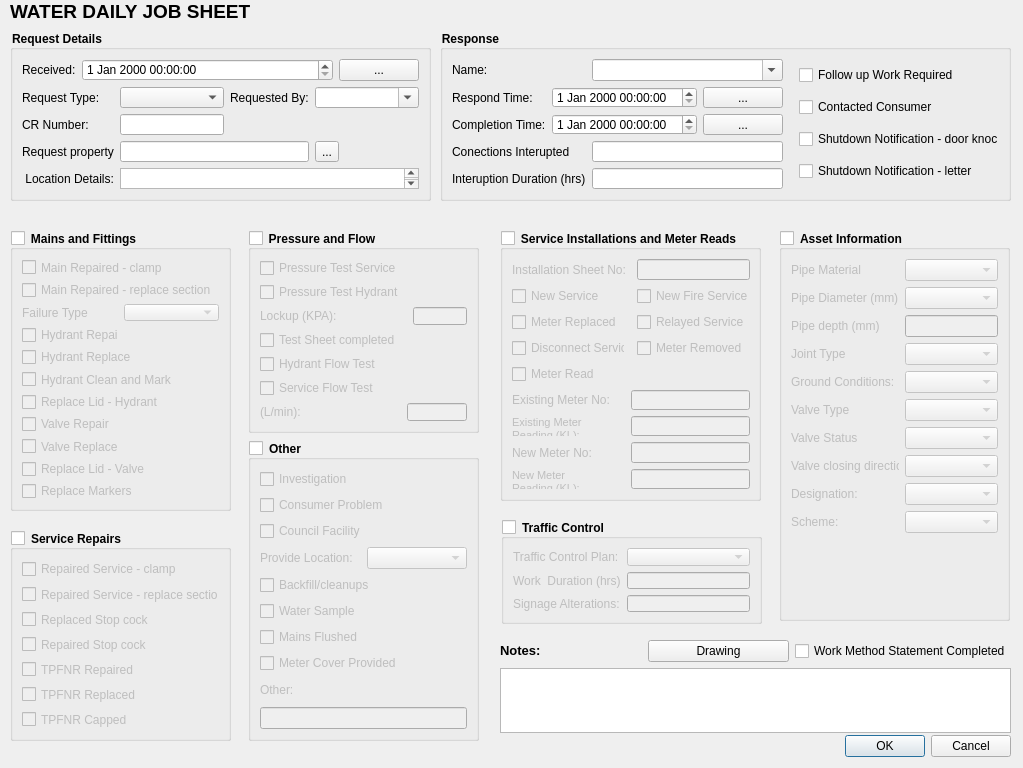
Qt form src/entry_forms/formWaterJobs/form.ui (NathanW2/qmap) before a commit.
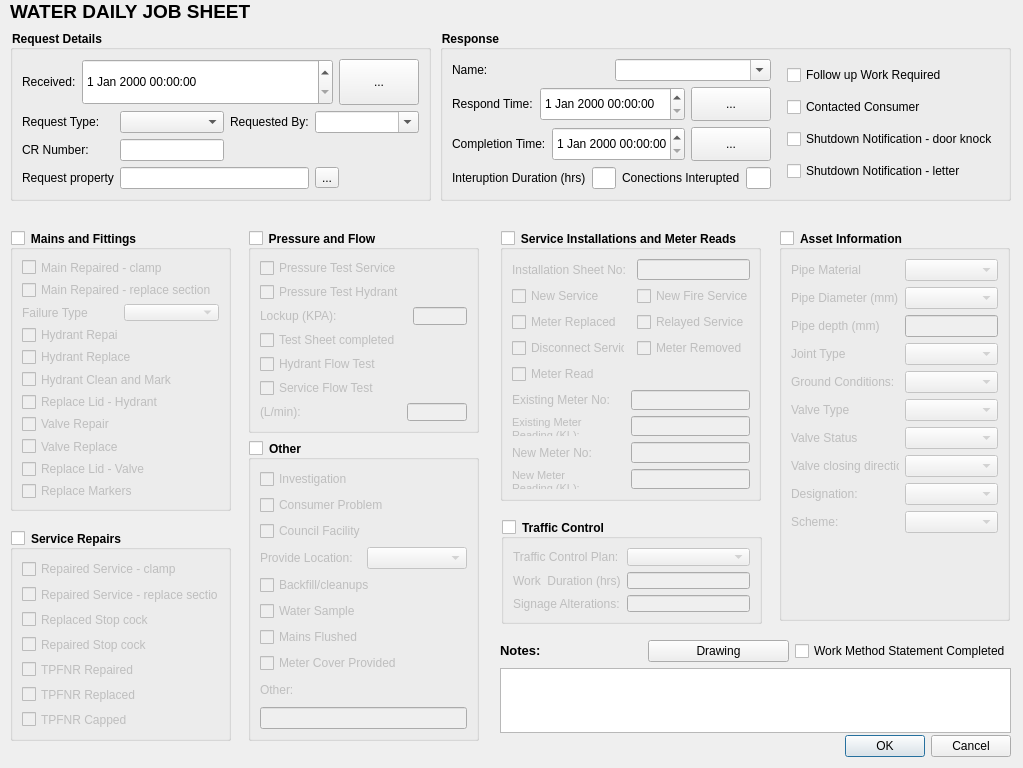
The same form after that commit.

Commit message: Add binding for sewer form

Patch:
```diff
--- a/src/entry_forms/formWaterJobs/form.ui
+++ b/src/entry_forms/formWaterJobs/form.ui
@@ -827,13 +827,15 @@
    </property>
    <layout class="QGridLayout" name="gridLayout_2">
     <item row="0" column="0">
+     <layout class="QHBoxLayout" name="horizontalLayout_4">
+      <item>
      <widget class="QLabel" name="Operators_label">
       <property name="text">
        <string>Name:</string>
       </property>
      </widget>
     </item>
-    <item row="0" column="1">
+      <item>
      <widget class="QComboBox" name="Operators">
       <property name="editable">
        <bool>true</bool>
@@ -858,7 +860,9 @@
       </item>
      </widget>
     </item>
-    <item row="0" column="2" rowspan="5">
+     </layout>
+    </item>
+    <item row="0" column="1" rowspan="4">
      <layout class="QVBoxLayout" name="verticalLayout">
       <property name="leftMargin">
        <number>10</number>
@@ -893,7 +897,7 @@
       </item>
      </layout>
     </item>
-    <item row="1" column="0" colspan="2">
+    <item row="1" column="0">
      <layout class="QHBoxLayout" name="horizontalLayout_2">
       <item>
        <widget class="QLabel" name="RespondTime_label">
@@ -936,7 +940,7 @@
       </item>
      </layout>
     </item>
-    <item row="2" column="0" colspan="2">
+    <item row="2" column="0">
      <layout class="QHBoxLayout" name="horizontalLayout_3">
       <item>
        <widget class="QLabel" name="CompletionTime_label">
@@ -980,27 +984,29 @@
      </layout>
     </item>
     <item row="3" column="0">
-     <widget class="QLabel" name="label_31">
+     <layout class="QHBoxLayout" name="horizontalLayout_5">
+      <item>
+       <widget class="QLabel" name="label_49">
       <property name="text">
-       <string>Conections Interupted</string>
+         <string>Interuption Duration (hrs)</string>
       </property>
      </widget>
     </item>
-    <item row="3" column="1">
+      <item>
      <widget class="QLineEdit" name="ConnectionsInterrupted">
       <property name="text">
        <string/>
       </property>
      </widget>
     </item>
-    <item row="4" column="0">
+      <item>
      <widget class="QLabel" name="label_32">
       <property name="text">
-       <string>Interuption Duration (hrs)</string>
+         <string>Conections Interupted</string>
       </property>
      </widget>
     </item>
-    <item row="4" column="1">
+      <item>
      <widget class="QLineEdit" name="InterruptionDurationHours">
       <property name="text">
        <string/>
@@ -1008,6 +1014,8 @@
      </widget>
     </item>
    </layout>
+    </item>
+   </layout>
   </widget>
   <widget class="QGroupBox" name="groupBox_10">
    <property name="geometry">
@@ -1207,35 +1215,6 @@
     <item row="3" column="1" colspan="2">
      <widget class="QLineEdit" name="LotPlan"/>
     </item>
-    <item row="4" column="0">
-     <widget class="QLabel" name="label_25">
-      <property name="sizePolicy">
-       <sizepolicy hsizetype="Preferred" vsizetype="Preferred">
-        <horstretch>0</horstretch>
-        <verstretch>0</verstretch>
-       </sizepolicy>
-      </property>
-      <property name="text">
-       <string> Location Details:</string>
-      </property>
-     </widget>
-    </item>
-    <item row="4" column="1" colspan="3">
-     <widget class="QTextEdit" name="AdditionalLocationDetails">
-      <property name="sizePolicy">
-       <sizepolicy hsizetype="Expanding" vsizetype="Preferred">
-        <horstretch>0</horstretch>
-        <verstretch>0</verstretch>
-       </sizepolicy>
-      </property>
-      <property name="maximumSize">
-       <size>
-        <width>16777215</width>
-        <height>16777215</height>
-       </size>
-      </property>
-     </widget>
-    </item>
     <item row="3" column="3">
      <widget class="QToolButton" name="LotPlan_mapselect">
       <property name="text">
```
Lines whose indentation alone changed are shown as unchanged. The commit also changes 1 other file.
